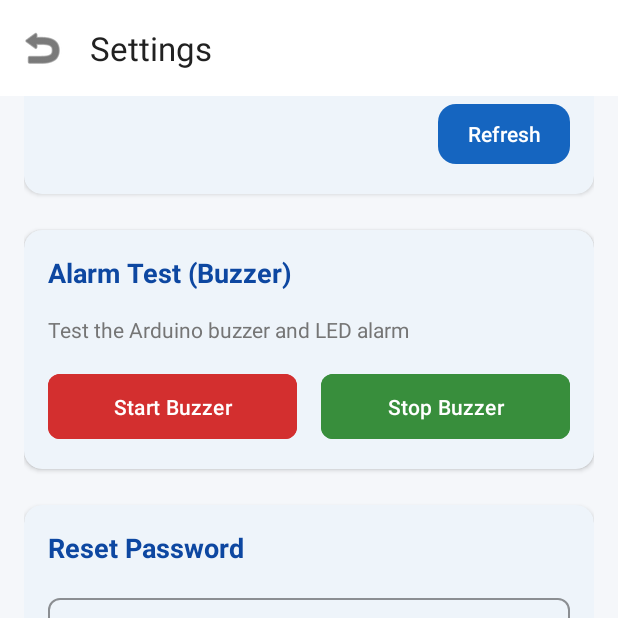
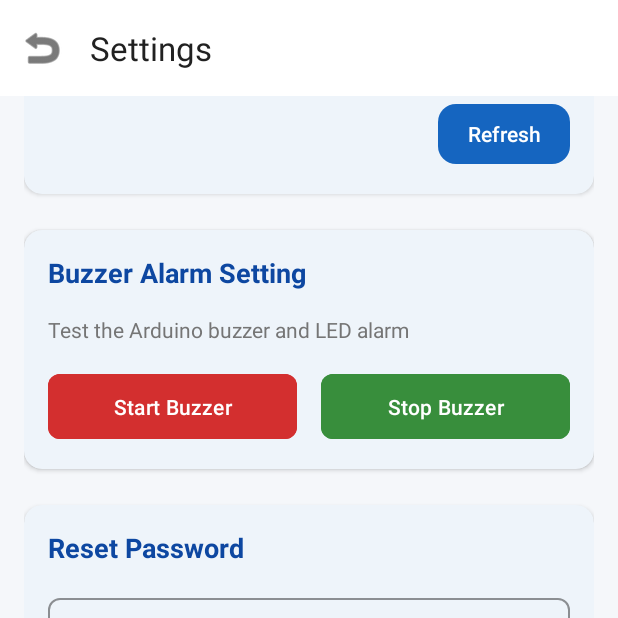
Before and after one commit to HenryLok0/HomeSecurity, an Android app: the SettingsActivity screen opened directly, with no data from a screen before it, scrolled down 428 dp, on a phone screen of 412 x 824 dp, the top half of it. Run offline under Robolectric (Android 15) with nearby library versions, the phone set to English and light mode, and no system bars.

Commit message:
更新警報測試文字為「Buzzer Alarm Setting」

```diff
--- a/app/src/main/res/layout/activity_settings.xml
+++ b/app/src/main/res/layout/activity_settings.xml
@@ -200,7 +200,7 @@
                     <TextView
                         android:layout_width="wrap_content"
                         android:layout_height="wrap_content"
-                        android:text="Alarm Test (Buzzer)"
+                        android:text="Buzzer Alarm Setting"
                         android:textStyle="bold"
                         android:textSize="18sp"
                         android:textColor="@color/primary_dark"
```
